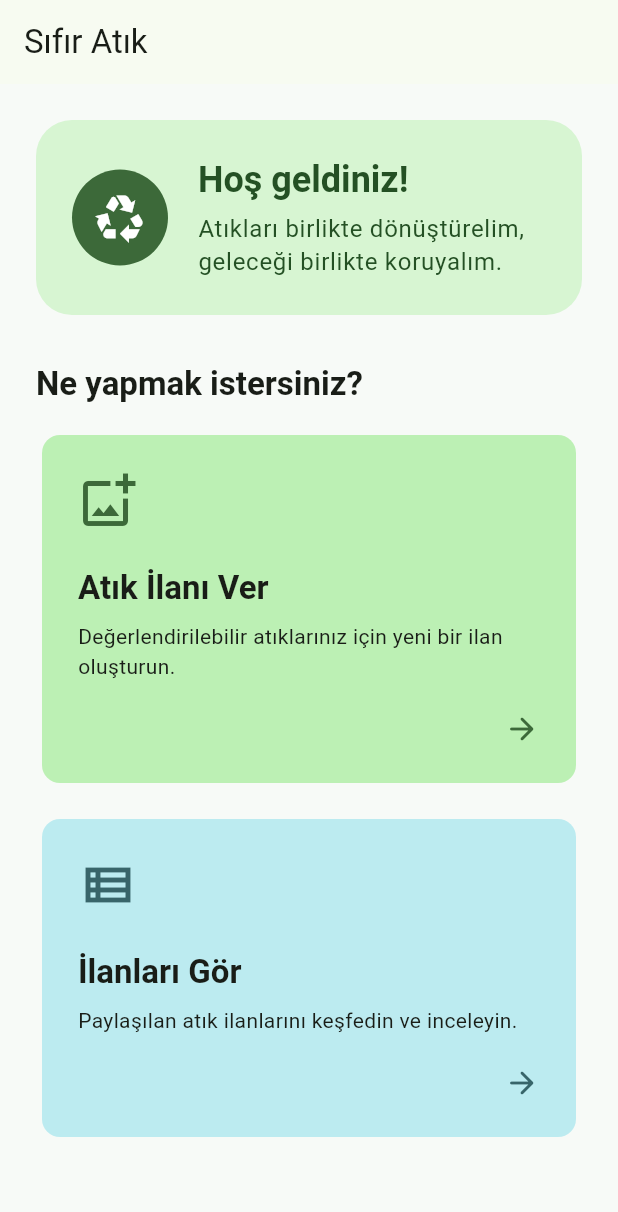
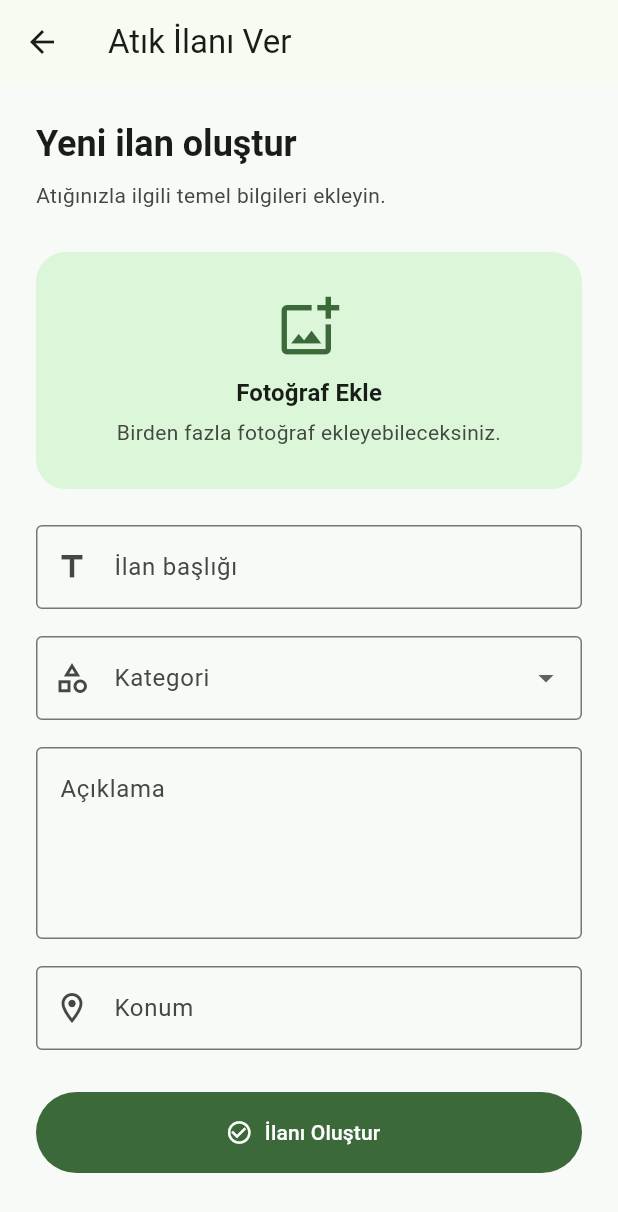
Before and after one commit to EbranurOzbalik/sifir_atik, a Flutter app: the HomePage screen opened directly, after a tap on "Atık İlanı Ver", on a phone screen of 412 x 824 dp. Shown: the top 1212 px of the screen. Run offline on Flutter 3.47's test engine with Material 3 defaults, Android fonts, the phone set to English and light mode, and no system bars.

Commit message:
İlan oluşturma ekranını ekledim

```diff
--- /dev/null
+++ b/lib/screens/create_listing_page.dart
@@ -0,0 +1,212 @@
+import 'package:flutter/material.dart';
+
+class CreateListingPage extends StatefulWidget {
+  const CreateListingPage({super.key});
+
+  @override
+  State<CreateListingPage> createState() => _CreateListingPageState();
+}
+
+class _CreateListingPageState extends State<CreateListingPage> {
+  static const _categories = [
+    'Kağıt',
+    'Plastik',
+    'Cam',
+    'Metal',
+    'Elektronik',
+    'Diğer',
+  ];
+
+  final _formKey = GlobalKey<FormState>();
+  final _titleController = TextEditingController();
+  final _descriptionController = TextEditingController();
+  final _locationController = TextEditingController();
+
+  String? _selectedCategory;
+
+  @override
+  void dispose() {
+    _titleController.dispose();
+    _descriptionController.dispose();
+    _locationController.dispose();
+    super.dispose();
+  }
+
+  String? _requiredValidator(String? value) {
+    if (value == null || value.trim().isEmpty) {
+      return 'Bu alan boş bırakılamaz.';
+    }
+    return null;
+  }
+
+  void _submitDraft() {
+    FocusScope.of(context).unfocus();
+    if (!(_formKey.currentState?.validate() ?? false)) return;
+
+    ScaffoldMessenger.of(context)
+      ..hideCurrentSnackBar()
+      ..showSnackBar(
+        const SnackBar(
+          content: Text('İlan taslağı hazırlandı.'),
+          behavior: SnackBarBehavior.floating,
+        ),
+      );
+  }
+
+  @override
+  Widget build(BuildContext context) {
+    final colorScheme = Theme.of(context).colorScheme;
+
+    return Scaffold(
+      appBar: AppBar(title: const Text('Atık İlanı Ver')),
+      body: SafeArea(
+        child: SingleChildScrollView(
+          padding: const EdgeInsets.all(24),
+          keyboardDismissBehavior: ScrollViewKeyboardDismissBehavior.onDrag,
+          child: Center(
+            child: ConstrainedBox(
+              constraints: const BoxConstraints(maxWidth: 640),
+              child: Form(
+                key: _formKey,
+                child: Column(
+                  crossAxisAlignment: CrossAxisAlignment.stretch,
+                  children: [
+                    Text(
+                      'Yeni ilan oluştur',
+                      style: Theme.of(context).textTheme.headlineSmall
+                          ?.copyWith(fontWeight: FontWeight.bold),
+                    ),
+                    const SizedBox(height: 8),
+                    Text(
+                      'Atığınızla ilgili temel bilgileri ekleyin.',
+                      style: TextStyle(color: colorScheme.onSurfaceVariant),
+                    ),
+                    const SizedBox(height: 28),
+                    _PhotoPlaceholder(colorScheme: colorScheme),
+                    const SizedBox(height: 24),
+                    TextFormField(
+                      controller: _titleController,
+                      textInputAction: TextInputAction.next,
+                      validator: _requiredValidator,
+                      decoration: const InputDecoration(
+                        labelText: 'İlan başlığı',
+                        hintText: 'Örn. Temiz karton kutular',
+                        prefixIcon: Icon(Icons.title),
+                        border: OutlineInputBorder(),
+                      ),
+                    ),
+                    const SizedBox(height: 18),
+                    DropdownButtonFormField<String>(
+                      initialValue: _selectedCategory,
+                      decoration: const InputDecoration(
+                        labelText: 'Kategori',
+                        prefixIcon: Icon(Icons.category_outlined),
+                        border: OutlineInputBorder(),
+                      ),
+                      items: _categories
+                          .map(
+                            (category) => DropdownMenuItem(
+                              value: category,
+                              child: Text(category),
+                            ),
+                          )
+                          .toList(),
+                      onChanged: (value) {
+                        setState(() => _selectedCategory = value);
+                      },
+                      validator: (value) =>
+                          value == null ? 'Lütfen bir kategori seçin.' : null,
+                    ),
+                    const SizedBox(height: 18),
+                    TextFormField(
+                      controller: _descriptionController,
+                      minLines: 4,
+                      maxLines: 6,
+                      validator: _requiredValidator,
+                      decoration: const InputDecoration(
+                        labelText: 'Açıklama',
+                        hintText: 'Miktar, durum ve teslim bilgilerini yazın.',
+                        alignLabelWithHint: true,
+                        border: OutlineInputBorder(),
+                      ),
+                    ),
+                    const SizedBox(height: 18),
+                    TextFormField(
+                      controller: _locationController,
+                      textInputAction: TextInputAction.done,
+                      validator: _requiredValidator,
+                      decoration: const InputDecoration(
+                        labelText: 'Konum',
+                        hintText: 'İlçe veya mahalle',
+                        prefixIcon: Icon(Icons.location_on_outlined),
+                        border: OutlineInputBorder(),
+                      ),
+                    ),
+                    const SizedBox(height: 28),
+                    FilledButton.icon(
+                      onPressed: _submitDraft,
+                      style: FilledButton.styleFrom(
+                        minimumSize: const Size.fromHeight(54),
+                      ),
+                      icon: const Icon(Icons.check_circle_outline),
+                      label: const Text('İlanı Oluştur'),
+                    ),
+                  ],
+                ),
+              ),
+            ),
+          ),
+        ),
+      ),
+    );
+  }
+}
+
+class _PhotoPlaceholder extends StatelessWidget {
+  const _PhotoPlaceholder({required this.colorScheme});
+
+  final ColorScheme colorScheme;
+
+  @override
+  Widget build(BuildContext context) {
+    return Material(
+      color: colorScheme.primaryContainer.withValues(alpha: 0.45),
+      borderRadius: BorderRadius.circular(20),
+      child: InkWell(
+        borderRadius: BorderRadius.circular(20),
+        onTap: () {
+          ScaffoldMessenger.of(context).showSnackBar(
+            const SnackBar(
+              content: Text('Fotoğraf ekleme özelliği yakında eklenecek.'),
+            ),
+          );
+        },
+        child: Padding(
+          padding: const EdgeInsets.symmetric(vertical: 28, horizontal: 20),
+          child: Column(
+            children: [
+              Icon(
+                Icons.add_photo_alternate_outlined,
+                size: 44,
+                color: colorScheme.primary,
+              ),
+              const SizedBox(height: 10),
+              Text(
+                'Fotoğraf Ekle',
+                style: Theme.of(
+                  context,
+                ).textTheme.titleMedium?.copyWith(fontWeight: FontWeight.w600),
+              ),
+              const SizedBox(height: 4),
+              Text(
+                'Birden fazla fotoğraf ekleyebileceksiniz.',
+                textAlign: TextAlign.center,
+                style: TextStyle(color: colorScheme.onSurfaceVariant),
+              ),
+            ],
+          ),
+        ),
+      ),
+    );
+  }
+}
--- a/lib/screens/home_page.dart
+++ b/lib/screens/home_page.dart
@@ -1,4 +1,6 @@
 import 'package:flutter/material.dart';
+
+import 'create_listing_page.dart';
 
 class HomePage extends StatelessWidget {
   const HomePage({super.key});
@@ -25,7 +27,11 @@ class HomePage extends StatelessWidget {
               color: colorScheme.primary,
               backgroundColor: colorScheme.primaryContainer,
               onTap: () {
-                // The listing creation flow will be added later.
+                Navigator.of(context).push(
+                  MaterialPageRoute<void>(
+                    builder: (_) => const CreateListingPage(),
+                  ),
+                );
               },
             );
             final viewListingsCard = _ActionCard(
```
Also changed, not shown: 1 other file.
